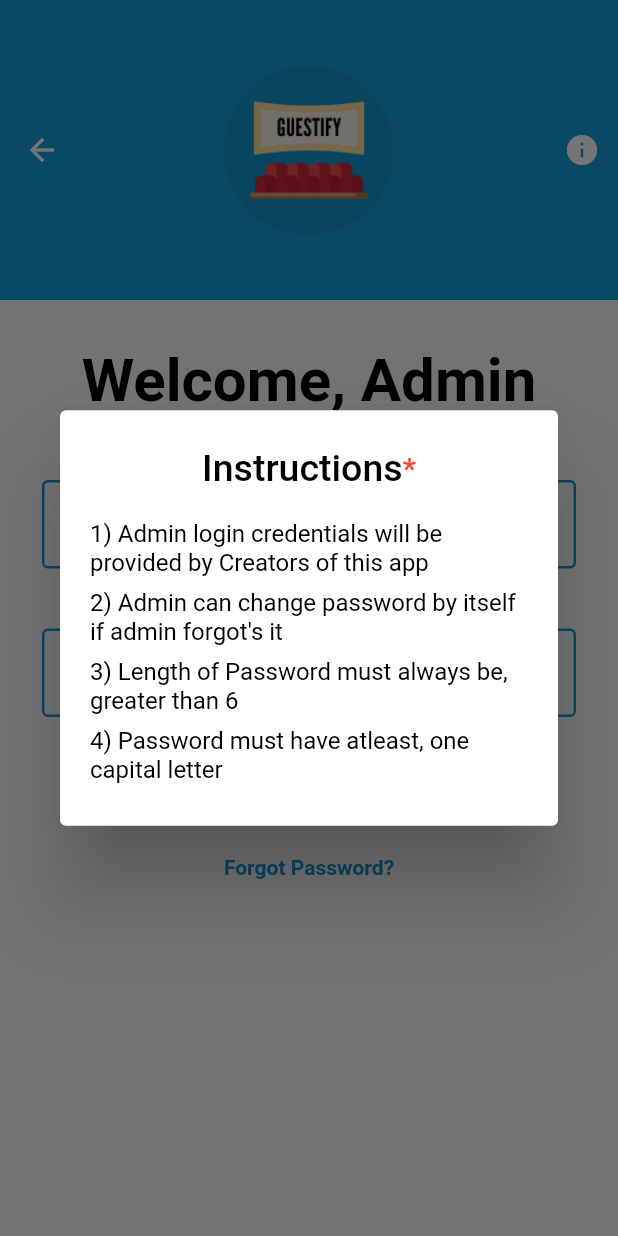
After one commit to saadbhaldar1212/Project-Guestify, a Flutter app: the AdminLogin screen opened directly, after a tap on the "info" icon, on a phone screen of 412 x 824 dp. The commit adds this screen. Run offline on Flutter 3.47's test engine with Material 2 defaults, Android fonts, the phone set to English and light mode, and no system bars; our stand-ins replace firebase_auth, firebase_core, firebase_database, fluttertoast; accounts and stored records are empty; project files that could hold a hidden picture were left out.

Commit message:
simpledialogforadminlogininfo instructions done

```diff
--- a/lib/login/admin_login.dart
+++ b/lib/login/admin_login.dart
@@ -1,5 +1,6 @@
 import 'package:firebase_auth/firebase_auth.dart';
 import 'package:flutter/material.dart';
+import 'package:guestify/utils/simple_dialog/for_adminlogin_info.dart';
 
 import '../events/home.dart';
 import '../utils/utility.dart';
@@ -47,20 +48,13 @@ class _AdminLoginState extends State<AdminLogin> {
   }
 
   @override
-  void dispose() {
-    super.dispose();
-    emailController.dispose();
-    passwordController.dispose();
-  }
-
-  @override
   Widget build(BuildContext context) {
     return Scaffold(
       appBar: AppBar(
-        automaticallyImplyLeading: false,
+        automaticallyImplyLeading: true,
         centerTitle: true,
         elevation: 0,
-        backgroundColor: Colors.transparent,
+        backgroundColor: const Color.fromRGBO(19, 159, 219, 10),
         title: const Hero(
           tag: 'logoTag',
           child: CircleAvatar(
@@ -69,8 +63,19 @@ class _AdminLoginState extends State<AdminLogin> {
             backgroundColor: Colors.transparent,
           ),
         ),
-        foregroundColor: Colors.black,
+        foregroundColor: Colors.white,
         toolbarHeight: 200,
+        actions: [
+          IconButton(
+            onPressed: (() {
+              showDialog(
+                context: context,
+                builder: (context) => const SimpleDialogForAdminLoginInfo(),
+              );
+            }),
+            icon: const Icon(Icons.info),
+          ),
+        ],
       ),
       body: SingleChildScrollView(
         child: Column(
@@ -79,7 +84,7 @@ class _AdminLoginState extends State<AdminLogin> {
             const Padding(
               padding: EdgeInsets.only(bottom: 43, top: 30),
               child: Text(
-                'Welcome',
+                'Welcome, Admin',
                 style: TextStyle(
                   color: Colors.black,
                   fontSize: 40,
@@ -192,7 +197,19 @@ class _AdminLoginState extends State<AdminLogin> {
     keyboardType: TextInputType.emailAddress,
     autofocus: false,
     decoration: InputDecoration(
+      errorStyle: const TextStyle(
+        fontSize: 13,
+      ),
+      enabledBorder: const OutlineInputBorder(
+        borderSide: BorderSide(
+          color: Color.fromARGB(255, 17, 150, 207),
+          width: 1.6,
+        ),
+      ),
       helperText: 'e.g: - abc@<>.com',
+      helperStyle: const TextStyle(
+        fontSize: 10,
+      ),
       labelText: 'Username',
       hintText: 'Enter email address',
       border: OutlineInputBorder(
@@ -204,6 +221,10 @@ class _AdminLoginState extends State<AdminLogin> {
         return 'Enter email';
       } else if (!value.contains('@')) {
         return 'Enter valid email address';
+      } else if (!value.startsWith('admin.')) {
+        return 'Create account using given instructions';
+      } else if (!value.endsWith('.com')) {
+        return 'Username should end with .com';
       }
       return null;
     },
@@ -214,6 +235,15 @@ class _AdminLoginState extends State<AdminLogin> {
     keyboardType: TextInputType.visiblePassword,
     obscureText: true,
     decoration: InputDecoration(
+      errorStyle: const TextStyle(
+        fontSize: 13,
+      ),
+      enabledBorder: const OutlineInputBorder(
+        borderSide: BorderSide(
+          color: Color.fromARGB(255, 17, 150, 207),
+          width: 1.6,
+        ),
+      ),
       labelText: 'Password',
       hintText: 'Enter password',
       border: OutlineInputBorder(
--- a/lib/login/employee_login.dart
+++ b/lib/login/employee_login.dart
@@ -49,20 +49,13 @@ class _EmployeeLoginState extends State<EmployeeLogin> {
   }
 
   @override
-  void dispose() {
-    super.dispose();
-    emailController.dispose();
-    passwordController.dispose();
-  }
-
-  @override
   Widget build(BuildContext context) {
     return Scaffold(
       appBar: AppBar(
-        automaticallyImplyLeading: false,
+        automaticallyImplyLeading: true,
         centerTitle: true,
         elevation: 0,
-        backgroundColor: Colors.transparent,
+        backgroundColor: const Color.fromRGBO(19, 159, 219, 10),
         title: const Hero(
           tag: 'logoTag',
           child: CircleAvatar(
@@ -71,7 +64,7 @@ class _EmployeeLoginState extends State<EmployeeLogin> {
             backgroundColor: Colors.transparent,
           ),
         ),
-        foregroundColor: Colors.black,
+        foregroundColor: Colors.white,
         toolbarHeight: 200,
       ),
       body: SingleChildScrollView(
@@ -162,19 +155,19 @@ class _EmployeeLoginState extends State<EmployeeLogin> {
                 ),
               ),
             ),
-            TextButton(
-              onPressed: (() {
-                Utils().toastMessage('Pressed');
-              }),
-              child: const Text(
-                'Forgot Password?',
-                style: TextStyle(
-                  fontWeight: FontWeight.w600,
-                  fontSize: 14,
-                  color: Color.fromARGB(255, 17, 150, 207),
-                ),
-              ),
-            ),
+            // TextButton(
+            //   onPressed: (() {
+            //     Utils().toastMessage('Pressed');
+            //   }),
+            //   child: const Text(
+            //     'Forgot Password?',
+            //     style: TextStyle(
+            //       fontWeight: FontWeight.w600,
+            //       fontSize: 14,
+            //       color: Color.fromARGB(255, 17, 150, 207),
+            //     ),
+            //   ),
+            // ),
           ],
         ),
       ),
--- a/lib/main.dart
+++ b/lib/main.dart
@@ -28,7 +28,7 @@ class MyApp extends StatelessWidget {
         primaryColor: const Color.fromRGBO(19, 159, 219, 10),
       ).copyWith(
         dividerColor: Colors.transparent,
-        useMaterial3: true,
+        // useMaterial3: true,
         textTheme: const TextTheme(
           bodySmall: TextStyle(
             fontSize: 20,
--- /dev/null
+++ b/lib/utils/simple_dialog/for_adminlogin_info.dart
@@ -0,0 +1,90 @@
+import 'package:flutter/material.dart';
+
+class SimpleDialogForAdminLoginInfo extends StatelessWidget {
+  const SimpleDialogForAdminLoginInfo({super.key});
+
+  @override
+  Widget build(BuildContext context) {
+    return SimpleDialog(
+      contentPadding: const EdgeInsets.all(20),
+      title: Row(
+        mainAxisAlignment: MainAxisAlignment.center,
+        children: const [
+          Text(
+            'Instructions',
+            style: TextStyle(
+              color: Colors.black,
+              fontSize: 25,
+            ),
+          ),
+          Text(
+            '*',
+            style: TextStyle(
+              color: Colors.red,
+            ),
+          )
+        ],
+      ),
+      children: [
+        Column(
+          mainAxisAlignment: MainAxisAlignment.start,
+          children: [
+            Padding(
+              padding: const EdgeInsets.only(bottom: 8.0),
+              child: Column(
+                mainAxisAlignment: MainAxisAlignment.start,
+                children: const [
+                  Text(
+                    '1) Admin login credentials will be provided by Creators of this app',
+                    style: TextStyle(
+                      color: Colors.black,
+                    ),
+                  ),
+                ],
+              ),
+            ),
+            Padding(
+              padding: const EdgeInsets.only(bottom: 8.0),
+              child: Column(
+                children: const [
+                  Text(
+                    "2) Admin can change password by itself if admin forgot's it",
+                    style: TextStyle(
+                      color: Colors.black,
+                    ),
+                  ),
+                ],
+              ),
+            ),
+            Padding(
+              padding: const EdgeInsets.only(bottom: 8.0),
+              child: Column(
+                children: const [
+                  Text(
+                    '3) Length of Password must always be, greater than 6',
+                    style: TextStyle(
+                      color: Colors.black,
+                    ),
+                  ),
+                ],
+              ),
+            ),
+            Padding(
+              padding: const EdgeInsets.only(bottom: 8.0),
+              child: Column(
+                children: const [
+                  Text(
+                    '4) Password must have atleast, one capital letter',
+                    style: TextStyle(
+                      color: Colors.black,
+                    ),
+                  ),
+                ],
+              ),
+            ),
+          ],
+        ),
+      ],
+    );
+  }
+}
```
